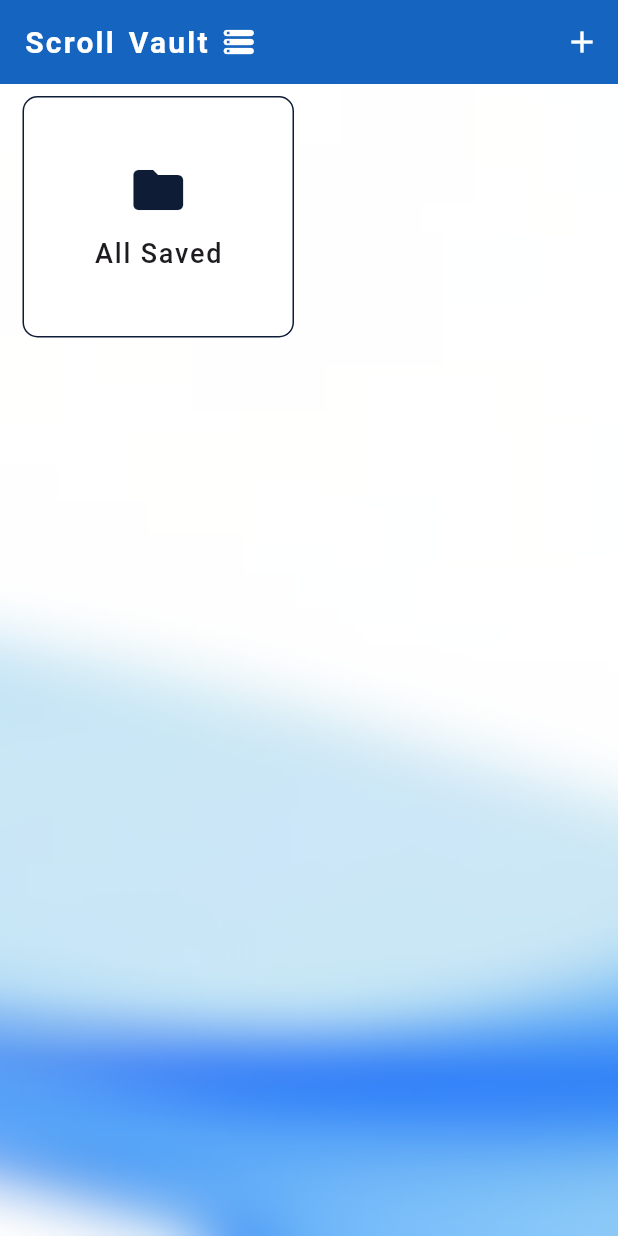
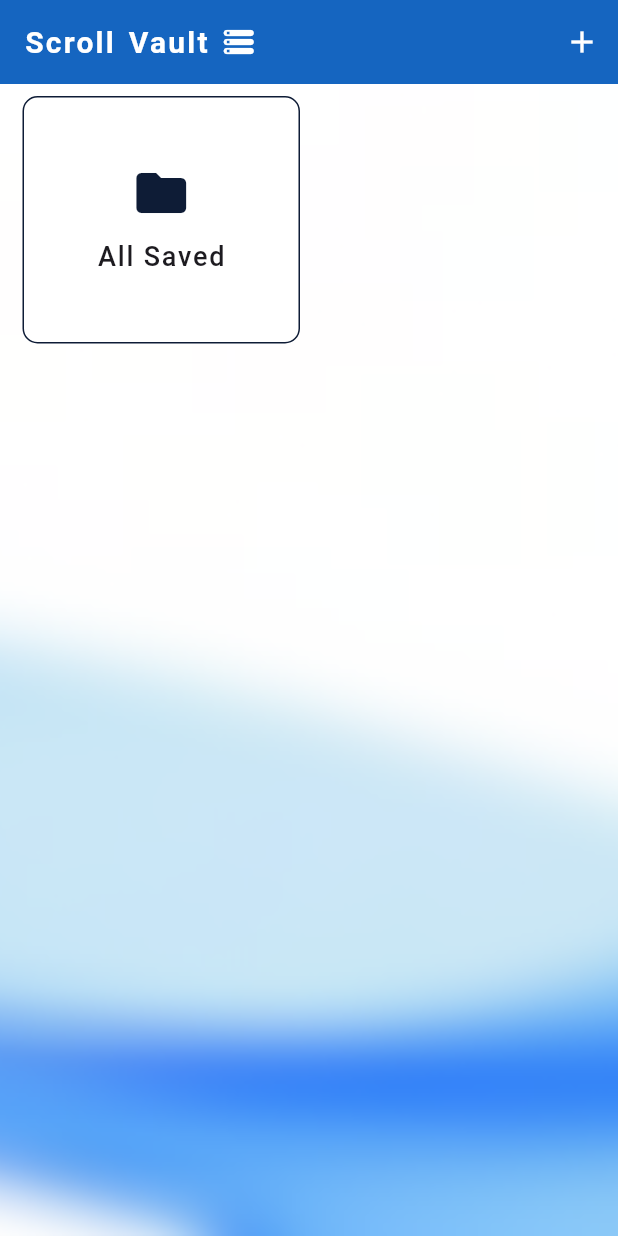
Before and after one commit to jashDevkar/Book-Mark, a Flutter app: the screen it shows after launch, on a phone screen of 412 x 824 dp. Run offline on Flutter 3.47's test engine with Material 3 defaults, Android fonts, the phone set to English and light mode, and no system bars; our stand-ins replace flutter_bloc, flutter_slidable, google_fonts, hive, hive_flutter, page_transition and 1 more; missing offline and left inert: any_link_preview, listen_sharing_intent; accounts and stored records are empty.

Commit message:
optimiza the flutter app grid view'

```diff
--- a/lib/components/all_save_folder.dart
+++ b/lib/components/all_save_folder.dart
@@ -1,4 +1,5 @@
 import 'package:bookmark/colors.dart';
+import 'package:bookmark/constants/constants.dart';
 import 'package:bookmark/pages/view_url.dart';
 import 'package:flutter/material.dart';
 import 'package:page_transition/page_transition.dart';
@@ -22,13 +23,7 @@ class AllSaveFolder extends StatelessWidget {
       child: Container(
         padding: EdgeInsets.symmetric(vertical: 10, horizontal: 8),
         margin: EdgeInsets.only(bottom: 20),
-        decoration: BoxDecoration(
-          shape: BoxShape.rectangle,
-          borderRadius: BorderRadius.circular(10),
-          color:   const Color.fromARGB(197, 255, 255, 255),
-
-          border: Border.all(color: Color(0xff0E1C36), width: 1),
-        ),
+        decoration: kBoxDecoration,
         child: Column(
           spacing: 10,
           mainAxisAlignment: MainAxisAlignment.center,
--- a/lib/constants/constants.dart
+++ b/lib/constants/constants.dart
@@ -7,3 +7,11 @@ final kButtonDecoration = TextButton.styleFrom(
   foregroundColor: Colors.white,
   backgroundColor: Colors.blue.shade700,
 );
+
+final kBoxDecoration = BoxDecoration(
+  shape: BoxShape.rectangle,
+  borderRadius: BorderRadius.circular(10),
+  color: const Color.fromARGB(197, 255, 255, 255),
+
+  border: Border.all(color: Color(0xff0E1C36), width: 1),
+);
--- a/lib/pages/home_page.dart
+++ b/lib/pages/home_page.dart
@@ -2,6 +2,7 @@ import 'package:bookmark/Providers/bookmark_provider.dart';
 import 'package:bookmark/components/all_save_folder.dart';
 import 'package:bookmark/components/remaining_folder_tile.dart';
 import 'package:bookmark/constants/core.dart';
+import 'package:bookmark/models/folder_model.dart';
 import 'package:bookmark/pages/add_book_mark.dart';
 import 'package:bookmark/widgets/show_bottom_modal.dart';
 
@@ -20,8 +21,6 @@ class HomePage extends StatefulWidget {
 
 class _HomePageState extends State<HomePage>
     with SingleTickerProviderStateMixin {
-
-
   final _sharedFile = <SharedMediaFile>[];
 
   @override
@@ -51,8 +50,6 @@ class _HomePageState extends State<HomePage>
         }
       }
     });
-
-
   }
 
   @override
@@ -62,14 +59,6 @@ class _HomePageState extends State<HomePage>
         actions: [
           IconButton(
             onPressed: () {
-              // Navigator.push(
-              //   context,
-              //   PageTransition(
-              //     type: PageTransitionType.rightToLeft,
-              //     child: AddBookmark(),
-              //   ),
-              // );
-
               showFolderOrUrlModel(context);
             },
             icon: Icon(Icons.add),
@@ -77,40 +66,45 @@ class _HomePageState extends State<HomePage>
         ],
         title: Row(
           spacing: 8,
-          children: [Text('Scroll Vault'), Icon(Icons.storage_rounded)],
+          children: [const Text('Scroll Vault'), Icon(Icons.storage_rounded)],
         ),
       ),
       body: Stack(
         children: [
-          Image.asset(
-            'assets/images/image.png',
-            width: double.infinity,
-            height: double.infinity,
-            fit: BoxFit.fitHeight,
+          Positioned.fill(
+            child: RepaintBoundary(
+              child: Image(
+                image: AssetImage('assets/images/image.png'),
+                fit: BoxFit.cover,
+              ),
+            ),
           ),
 
           Padding(
             padding: const EdgeInsets.only(top: 8.0, left: 15.0, right: 15.0),
-            child: Consumer<BookmarkProvider>(
-              builder: (context, bookMarkProvider, child) {
-                return GridView(
-                  // itemCount: Provider.of<BookmarkProvider>(context).allFolders.length,
-                  gridDelegate: SliverGridDelegateWithFixedCrossAxisCount(
-                    crossAxisSpacing: 20,
+            child: Selector<BookmarkProvider, List<FolderModel>>(
+              builder: (context, folders, widget) {
+                return GridView.builder(
+                  itemCount: folders.length + 1,
+
+                  gridDelegate: const SliverGridDelegateWithFixedCrossAxisCount(
                     crossAxisCount: 2,
+                    crossAxisSpacing: 12,
                   ),
-                  children: [
-                    AllSaveFolder(),
-
-                    ...bookMarkProvider.allFolders.asMap().entries.map(
-                      (entry) => RemainingFolderTile(
-                        folderName: entry.value.name,
-                        folderModel: entry.value,
-                      ),
-                    ),
-                  ],
+                  itemBuilder: (context, index) {
+                    if (index == 0) {
+                      return const AllSaveFolder();
+                    } else {
+                      FolderModel folder = folders[index - 1];
+                      return RemainingFolderTile(
+                        folderName: folder.name,
+                        folderModel: folder,
+                      );
+                    }
+                  },
                 );
               },
+              selector: (context, provider) => provider.allFolders,
             ),
           ),
         ],
```
Also changed, not shown: lib/Preview/custompreview_builder.dart (+73 -45 lines), lib/components/bookmark_tile.dart (+19 -21 lines), lib/components/remaining_folder_tile.dart (+2 -7 lines), lib/components/select_folder_tile.dart (+8 -11 lines), lib/pages/select_platform.dart (+2 -14 lines), lib/pages/view_url.dart (+24 -33 lines).
